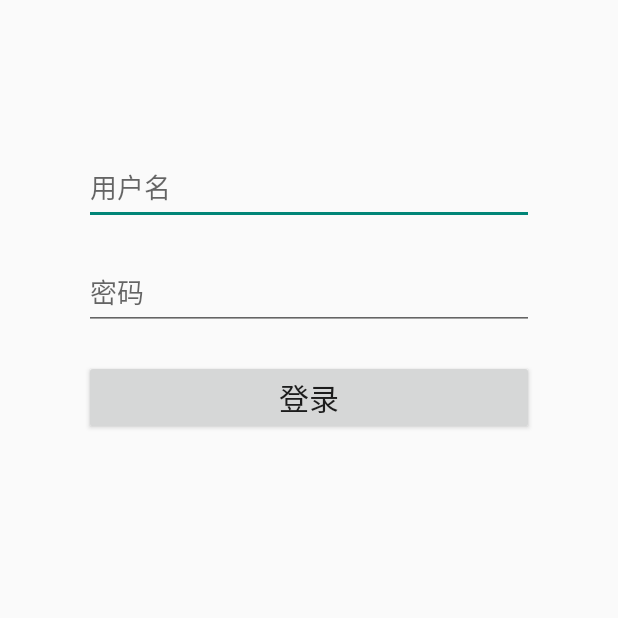
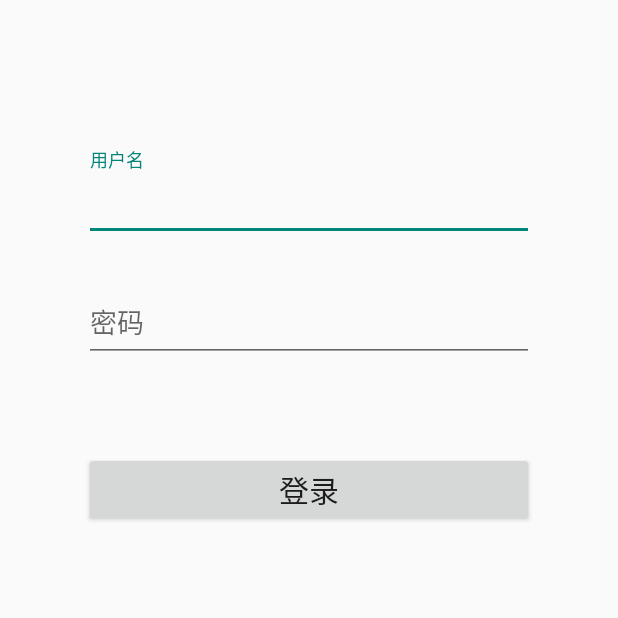
Before and after one commit to Iutsukiruri97/side-menu, an Android app: the screen it shows after launch (LoginActivity), on a phone screen of 412 x 824 dp, the top half of it. Run offline under Robolectric (Android 15) with nearby library versions, the phone set to English and light mode, and no system bars.

Commit message:
Add Papers and Update Navigation User Interface

```diff
--- a/app/src/main/java/yalantis/com/sidemenu/sample/LoginActivity.java
+++ b/app/src/main/java/yalantis/com/sidemenu/sample/LoginActivity.java
@@ -4,6 +4,7 @@ import android.content.Intent;
 import android.os.Bundle;
 import android.support.design.widget.FloatingActionButton;
 import android.support.design.widget.Snackbar;
+import android.support.design.widget.TextInputLayout;
 import android.support.v7.app.AppCompatActivity;
 import android.support.v7.widget.Toolbar;
 import android.view.View;
@@ -15,7 +16,10 @@ public class LoginActivity extends AppCompatActivity {
     protected void onCreate(Bundle savedInstanceState) {
         super.onCreate(savedInstanceState);
         setContentView(R.layout.activity_login);
-
+        TextInputLayout userNameLayout=findViewById(R.id.userNameLayout);
+        TextInputLayout userPassLayout=findViewById(R.id.userPassLayout);
+        userNameLayout.setHint(getResources().getString(R.string.username));
+        userPassLayout.setHint(getResources().getString(R.string.password));
     }
 
     public void LoginClick(View view) {
--- a/app/src/main/java/yalantis/com/sidemenu/sample/fragment/QuestFragment.java
+++ b/app/src/main/java/yalantis/com/sidemenu/sample/fragment/QuestFragment.java
@@ -1,6 +1,6 @@
 package yalantis.com.sidemenu.sample.fragment;
 
-import android.app.Fragment;
+import android.support.v4.app.Fragment;
 import android.os.Bundle;
 import android.view.LayoutInflater;
 import android.view.View;
--- a/app/src/main/java/yalantis/com/sidemenu/sample/fragment/RouteSelectFragment.java
+++ b/app/src/main/java/yalantis/com/sidemenu/sample/fragment/RouteSelectFragment.java
@@ -1,6 +1,7 @@
 package yalantis.com.sidemenu.sample.fragment;
 
-import android.app.Fragment;
+import android.support.v4.app.Fragment;
+
 import android.content.Intent;
 import android.graphics.Bitmap;
 import android.graphics.Canvas;
--- a/app/src/main/res/layout/activity_login.xml
+++ b/app/src/main/res/layout/activity_login.xml
@@ -5,34 +5,46 @@
     android:layout_width="match_parent"
     android:layout_height="match_parent"
     tools:context="yalantis.com.sidemenu.sample.LoginActivity">
-
+    <android.support.design.widget.TextInputLayout
+        android:layout_width="wrap_content"
+        android:layout_height="wrap_content"
+        android:id="@+id/userNameLayout"
+        android:layout_alignParentTop="true"
+        android:layout_centerHorizontal="true"
+        android:layout_marginTop="100dp">
         <EditText
             android:id="@+id/userNameText"
             android:layout_width="300dp"
             android:layout_height="50dp"
-        android:layout_alignParentTop="true"
-        android:layout_centerHorizontal="true"
-        android:layout_marginTop="100dp"
+
             android:inputType="text"
             android:hint="@string/username"/>
+    </android.support.design.widget.TextInputLayout>
+    <android.support.design.widget.TextInputLayout
+        android:layout_width="wrap_content"
+        android:layout_height="wrap_content"
+        android:id="@+id/userPassLayout"
+        android:layout_below="@+id/userNameLayout"
+        android:layout_centerHorizontal="true"
+        android:layout_marginTop="20dp">
         <EditText
             android:id="@+id/userPassText"
             android:layout_width="300dp"
             android:layout_height="50dp"
-        android:layout_below="@+id/userNameText"
-        android:layout_centerHorizontal="true"
-        android:layout_marginTop="20dp"
+
             android:inputType="textPassword"
             android:hint="@string/password"/>
+    </android.support.design.widget.TextInputLayout>
+
     <Button
         android:layout_width="300dp"
         android:layout_height="50dp"
-        android:layout_below="@id/userPassText"
+        android:layout_below="@id/userPassLayout"
         android:layout_centerHorizontal="true"
         android:text="@string/login"
         android:textSize="20dp"
         android:onClick="LoginClick"
-        android:layout_marginTop="20dp" />
+        android:layout_marginTop="60dp" />
 
 
 
--- a/app/src/main/res/layout/activity_main.xml
+++ b/app/src/main/res/layout/activity_main.xml
@@ -20,6 +20,8 @@
         android:layout_marginEnd="0dp"
         android:layout_marginStart="0dp"
         android:background="?android:attr/windowBackground"
+        app:itemIconTint="@color/blue"
+        app:itemTextColor="@color/blue"
         app:layout_constraintBottom_toBottomOf="parent"
         app:layout_constraintLeft_toLeftOf="parent"
         app:layout_constraintRight_toRightOf="parent"
--- a/app/src/main/res/values/colors.xml
+++ b/app/src/main/res/values/colors.xml
@@ -2,4 +2,5 @@
 <resources>
     <color name="white">#ffffff</color>
     <color name="black">#000000</color>
+    <color name="blue">#4a4160</color>
 </resources>
```
Also changed, not shown: app/src/main/java/yalantis/com/sidemenu/sample/MainActivity.java (+44 -5 lines), app/src/main/res/drawable-xxhdpi/ic_add_circle_black_24dp.xml (added, +9 -0 lines), app/src/main/res/drawable-xxhdpi/ic_explore_black_24dp.xml (added, +9 -0 lines), app/src/main/res/layout/fragment_routeselect.xml (+7 -6 lines), app/src/main/res/layout/fragment_user.xml (+4 -3 lines), app/src/main/res/menu/navigation.xml (+8 -8 lines), app/src/main/res/values/strings.xml (+4 -3 lines). Lines whose indentation alone changed are shown as unchanged.
